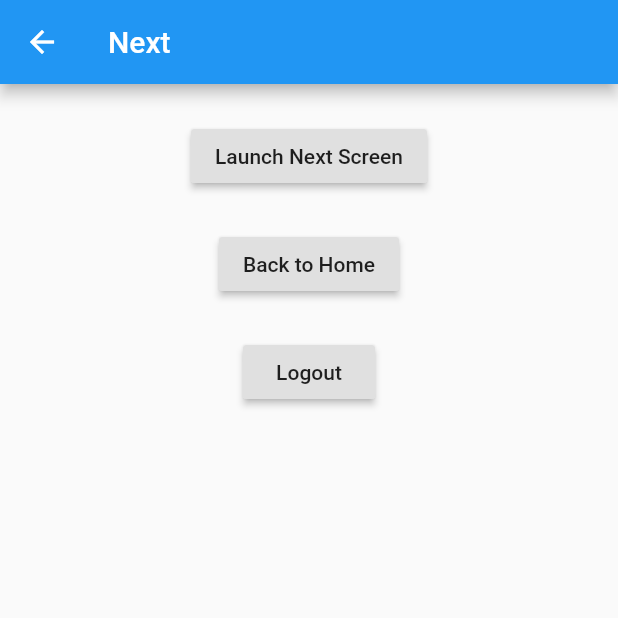
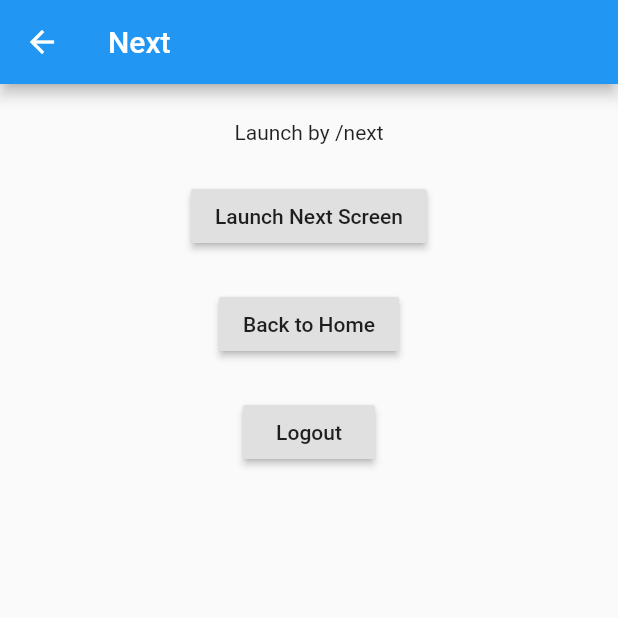
Before and after one commit to JUNKI555/flutter_practice03, a Flutter app: the Next screen opened by its route, after a tap on "Launch Next Screen", on a phone screen of 412 x 824 dp, the top half of it. Run offline on Flutter 3.47's test engine with Material 2 defaults, Android fonts, the phone set to English and light mode, and no system bars.

Commit message:
:construction: test routing arguments

```diff
--- a/lib/main.dart
+++ b/lib/main.dart
@@ -122,7 +122,7 @@ class Home extends StatelessWidget {
         child: new RaisedButton(
           child: const Text('Launch Next Screen'),
           onPressed: () {
-            Navigator.of(context).pushNamed('/next');
+            Navigator.of(context).pushNamed('/next', arguments: '/home');
           },
         ),
       ),
@@ -151,10 +151,14 @@ class _NextState extends State<Next> {
             const SizedBox(
               height: 24,
             ),
+            new Text('Launch by ${ModalRoute.of(context).settings.arguments}'),
+            const SizedBox(
+              height: 24,
+            ),
             new RaisedButton(
               child: const Text('Launch Next Screen'),
               onPressed: () {
-                Navigator.of(context).pushNamed('/next');
+                Navigator.of(context).pushNamed('/next', arguments: '/next');
               },
             ),
             const SizedBox(
```
Also changed, not shown: 1 other file.
